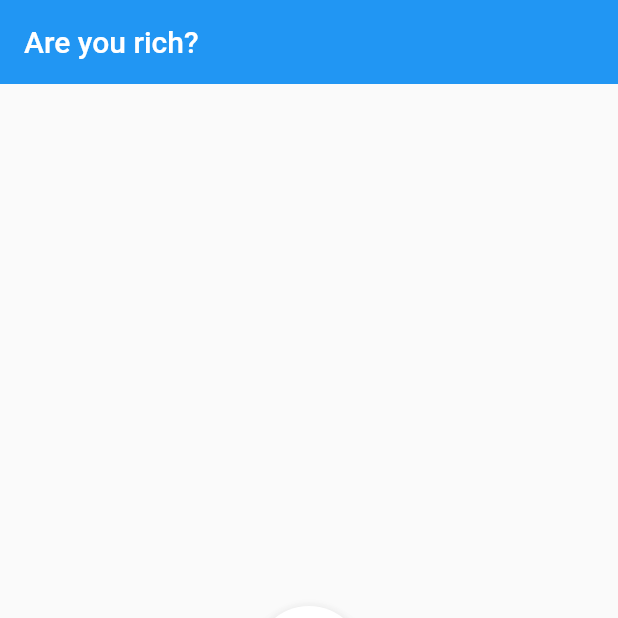
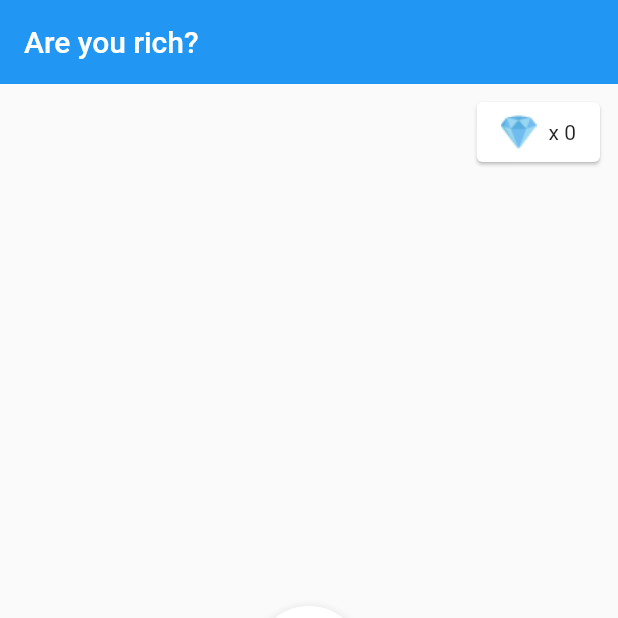
Before and after one commit to hayabusabusa/are_you_rich, a Flutter app: the screen it shows after launch, on a phone screen of 412 x 824 dp, the top half of it. Run offline on Flutter 3.47's test engine with Material 2 defaults, Android fonts, the light colour scheme and no system bars.

Commit message:
Add score widget

```diff
--- a/lib/widgets/home_body_widget.dart
+++ b/lib/widgets/home_body_widget.dart
@@ -40,6 +40,11 @@ class _HomeBodyWidgetState extends State<HomeBodyWidget> {
             onPressed: () { _onPressed(); },
           ),
         ),
+        Positioned(
+          right: 8,
+          top: 8,
+          child: HomeScoreWidget(image: Image(image: Assets.icDiamond,), value: _widets.length,),
+        ),
         Stack(
           children: _widets,
         ),
--- /dev/null
+++ b/lib/widgets/home_score_widget.dart
@@ -0,0 +1,28 @@
+import 'package:flutter/material.dart';
+
+class HomeScoreWidget extends StatelessWidget {
+  final Image image;
+  final int value;
+
+  HomeScoreWidget({
+    Key key,
+    @required this.image,
+    @required this.value,
+  }): super(key: key);
+
+  @override
+  Widget build(BuildContext context) {
+    return Card(
+      child: Padding(
+        padding: EdgeInsets.symmetric(horizontal: 16, vertical: 8),
+        child: Row(
+          children: <Widget>[
+            image,
+            SizedBox(width: 8,),
+            Text('x $value'),
+          ],
+        ),
+      ),
+    );
+  }
+}
--- a/lib/widgets/widgets.dart
+++ b/lib/widgets/widgets.dart
@@ -1,3 +1,4 @@
 export './ayr_image_button.dart';
 export './home_body_widget.dart';
+export './home_score_widget.dart';
 export './physics_animated_image_widget.dart';
```
